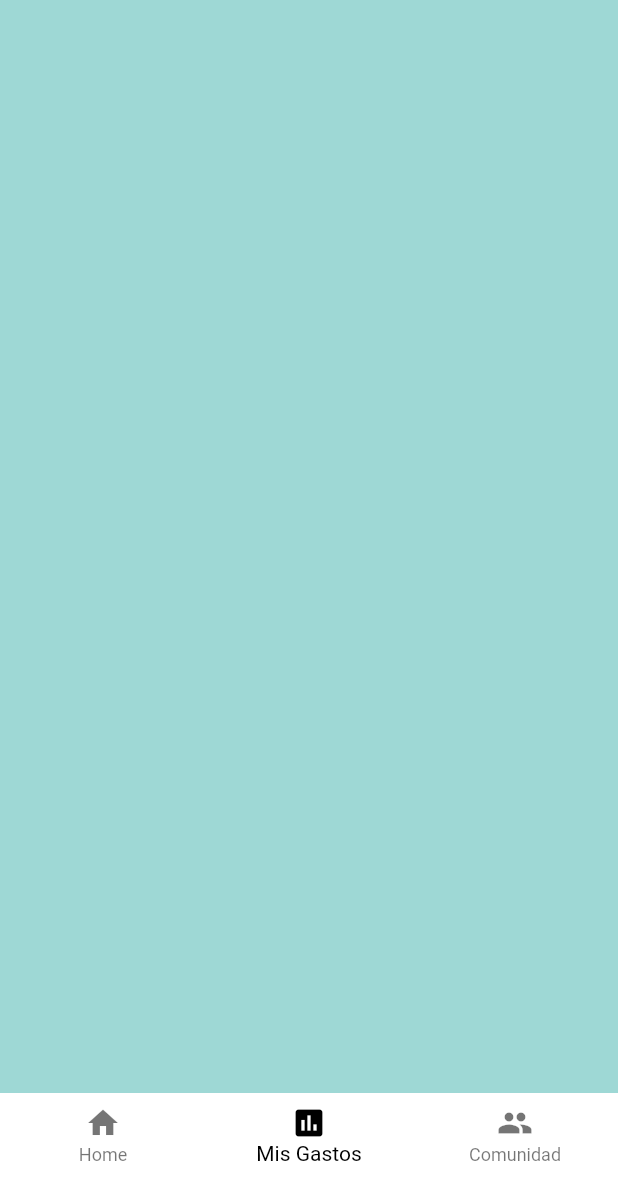
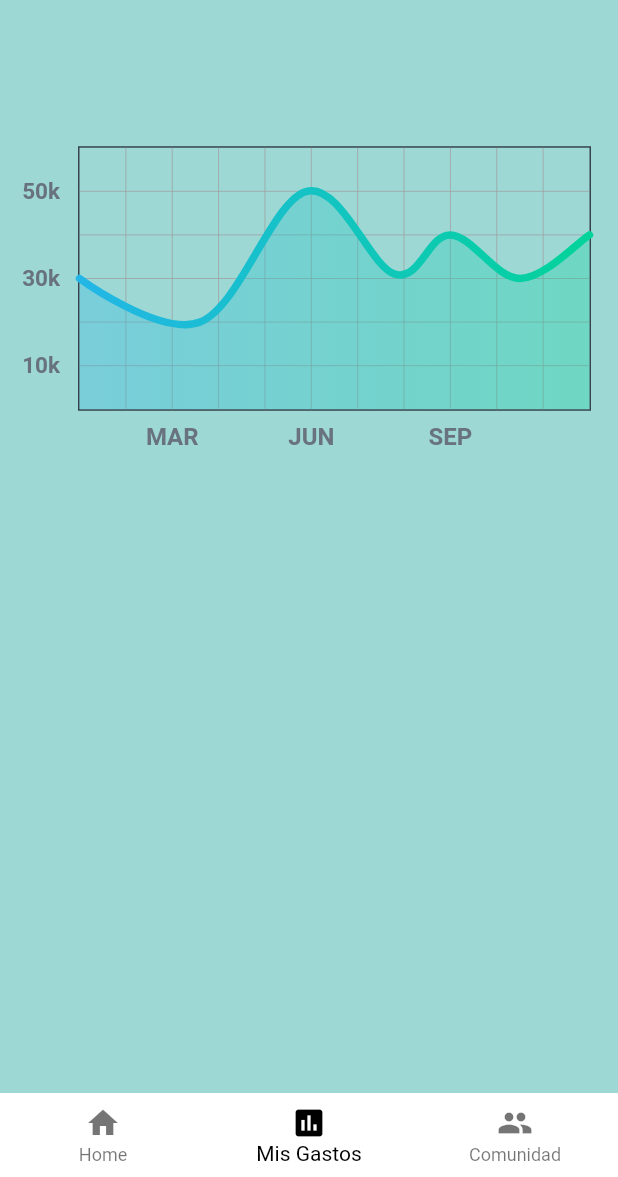
Before and after one commit to Exeltor/Proyecto-Interfaces, a Flutter app: the TabsScreen screen opened by its route, item 2 of the bottom bar chosen, on a phone screen of 412 x 824 dp, the part 59-1236 px from its top. Run offline on Flutter 3.47's test engine with Material 2 defaults, Android fonts, the phone set to English and light mode, and no system bars; drawn by our look-alikes of fl_chart; our stand-ins replace google_fonts; Roboto replaces fonts that are missing (Ubuntu).

Commit message:
haciendo cosas

```diff
--- a/starlite/lib/screens/gastos_screen.dart
+++ b/starlite/lib/screens/gastos_screen.dart
@@ -1,10 +1,36 @@
 import 'package:flutter/material.dart';
+import 'package:starlite/widgets/chart.dart';
 
 class GastosScreen extends StatelessWidget {
   @override
   Widget build(BuildContext context) {
-    return Container(
-
+    final deviceMedia = MediaQuery.of(context);
+    return Column(
+      children: <Widget>[
+        Container(
+          width: double.infinity,
+          height: (deviceMedia.size.height / 2) -
+              Scaffold.of(context).appBarMaxHeight,
+          child: Center(
+            child: Chart(),
+          ),
+        ),
+        Container(
+          decoration: BoxDecoration(
+            color: Colors.white,
+            borderRadius: BorderRadius.only(
+              topLeft: Radius.circular(20),
+              topRight: Radius.circular(20),
+            ),
+            boxShadow: [
+              BoxShadow(
+                color: Colors.black54,
+                blurRadius: 10,
+              ),
+            ],
+          ),
+        ),
+      ],
     );
   }
 }
--- a/starlite/lib/screens/home_screen.dart
+++ b/starlite/lib/screens/home_screen.dart
@@ -5,8 +5,7 @@ class HomeScreen extends StatelessWidget {
   @override
   Widget build(BuildContext context) {
     final deviceMedia = MediaQuery.of(context);
-    return Container(
-      child: Column(
+    return Column(
       children: <Widget>[
         Container(
           height: (deviceMedia.size.height / 2) - Scaffold.of(context).appBarMaxHeight,
@@ -46,7 +45,6 @@ class HomeScreen extends StatelessWidget {
           ),
         )
       ],
-      ),
     );
   }
 }
--- /dev/null
+++ b/starlite/lib/widgets/chart.dart
@@ -0,0 +1,105 @@
+import 'package:fl_chart/fl_chart.dart';
+import 'package:flutter/material.dart';
+
+class Chart extends StatelessWidget {
+  final List<Color> gradientColors = [
+    const Color(0xff23b6e6),
+    const Color(0xff02d39a),
+  ];
+
+  @override
+  Widget build(BuildContext context) {
+    return AspectRatio(
+      aspectRatio: 1.70,
+      child: Container(
+        color: Colors.transparent,
+        child: Padding(
+          padding: const EdgeInsets.only(
+              right: 18.0, left: 12.0, top: 24, bottom: 12),
+          child: LineChart(mainData()),
+        ),
+      ),
+    );
+  }
+
+  LineChartData mainData() {
+    return LineChartData(
+      titlesData: FlTitlesData(
+        show: true,
+        bottomTitles: SideTitles(
+          showTitles: true,
+          reservedSize: 22,
+          textStyle: const TextStyle(
+              color: Color(0xff68737d),
+              fontWeight: FontWeight.bold,
+              fontSize: 16),
+          getTitles: (value) {
+            switch (value.toInt()) {
+              case 2:
+                return 'MAR';
+              case 5:
+                return 'JUN';
+              case 8:
+                return 'SEP';
+            }
+            return '';
+          },
+          margin: 8,
+        ),
+        leftTitles: SideTitles(
+          showTitles: true,
+          textStyle: const TextStyle(
+            color: Color(0xff67727d),
+            fontWeight: FontWeight.bold,
+            fontSize: 15,
+          ),
+          getTitles: (value) {
+            switch (value.toInt()) {
+              case 1:
+                return '10k';
+              case 3:
+                return '30k';
+              case 5:
+                return '50k';
+            }
+            return '';
+          },
+          reservedSize: 28,
+          margin: 12,
+        ),
+      ),
+      borderData: FlBorderData(
+          show: true,
+          border: Border.all(color: const Color(0xff37434d), width: 1)),
+      minX: 0,
+      maxX: 11,
+      minY: 0,
+      maxY: 6,
+      lineBarsData: [
+        LineChartBarData(
+          spots: [
+            FlSpot(0, 3),
+            FlSpot(2.6, 2),
+            FlSpot(4.9, 5),
+            FlSpot(6.8, 3.1),
+            FlSpot(8, 4),
+            FlSpot(9.5, 3),
+            FlSpot(11, 4),
+          ],
+          isCurved: true,
+          colors: gradientColors,
+          barWidth: 5,
+          isStrokeCapRound: true,
+          dotData: FlDotData(
+            show: false,
+          ),
+          belowBarData: BarAreaData(
+            show: true,
+            colors:
+                gradientColors.map((color) => color.withOpacity(0.3)).toList(),
+          ),
+        ),
+      ],
+    );
+  }
+}
--- a/starlite/pubspec.yaml
+++ b/starlite/pubspec.yaml
@@ -21,6 +21,7 @@ dependencies:
     sdk: flutter
   google_fonts: ^1.0.0
   provider: ^4.1.1
+  fl_chart: ^0.9.4
 
   # The following adds the Cupertino Icons font to your application.
   # Use with the CupertinoIcons class for iOS style icons.
```
Also changed, not shown: starlite/pubspec.lock. Lines whose indentation alone changed are shown as unchanged.
